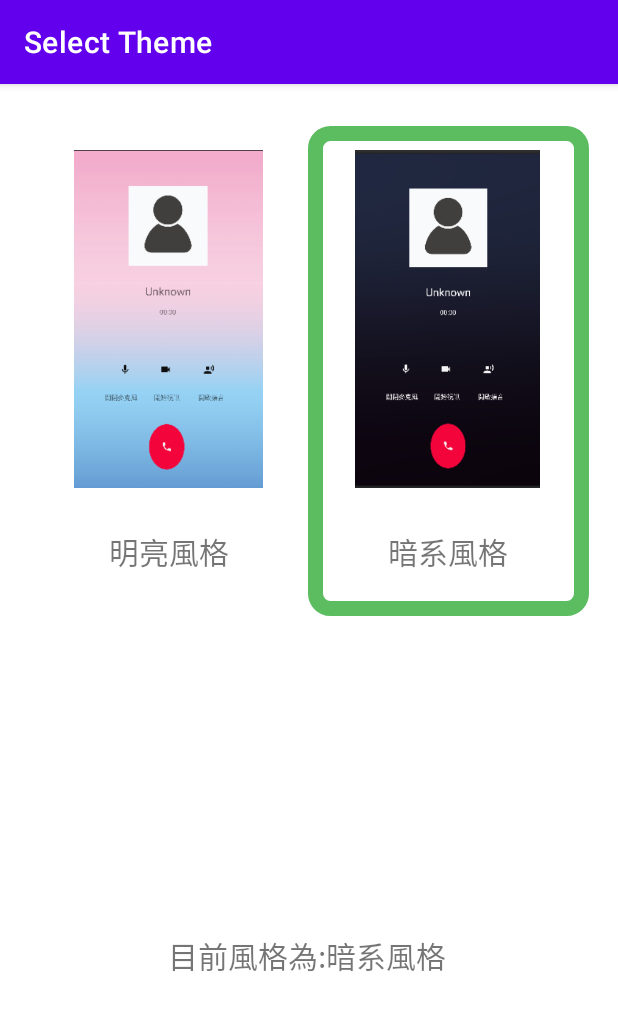
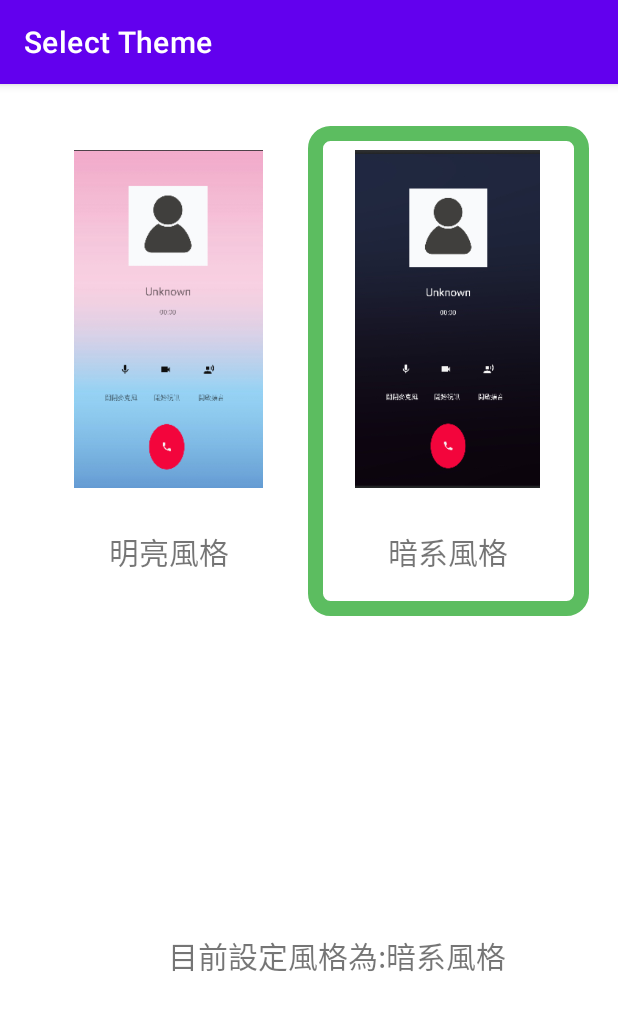
Before and after one commit to JamesTsao15/Fake_call_app, an Android app: the Theme_Activity screen opened directly, with no data from a screen before it, after a tap on "暗系風格", on a phone screen of 412 x 824 dp. Shown: the top 1011 px of the screen. Run offline under Robolectric (Android 15) with nearby library versions, the phone set to English and light mode, and no system bars; 1 other tap on this screen came first.

Commit message:
更新至選擇Caller(未顯示圖片及名稱)

```diff
--- a/app/src/main/java/com/example/fake_call2/MainActivity.kt
+++ b/app/src/main/java/com/example/fake_call2/MainActivity.kt
@@ -50,7 +50,10 @@ class MainActivity : AppCompatActivity() {
                     val caller_theme_intent=Intent(this,Theme_Activity::class.java)
                     startActivity(caller_theme_intent)
                 }
-                3->Log.e("JAMES","來電顯示照片")
+                3->{
+                    val choose_caller_intent=Intent(this,Choose_Caller_Activity::class.java)
+                    startActivity(choose_caller_intent)
+                }
                 4->Log.e("JAMES","來電聲音")
                 5->Log.e("JAMES","來電鈴聲")
             }
--- a/app/src/main/java/com/example/fake_call2/Theme_Activity.kt
+++ b/app/src/main/java/com/example/fake_call2/Theme_Activity.kt
@@ -1,6 +1,7 @@
 package com.example.fake_call2
 
 import android.annotation.SuppressLint
+import android.content.SharedPreferences
 import androidx.appcompat.app.AppCompatActivity
 import android.os.Bundle
 import android.util.Log
@@ -13,6 +14,8 @@ class Theme_Activity : AppCompatActivity() {
     override fun onCreate(savedInstanceState: Bundle?) {
         super.onCreate(savedInstanceState)
         setContentView(R.layout.activity_theme)
+        val sharedPreferences: SharedPreferences =
+            getSharedPreferences("caller_information", MODE_PRIVATE)
         gridView_theme_pick=findViewById(R.id.gridView_theme_style)
         tv_styleselsct=findViewById(R.id.textView_style_selected)
         val setting_title_array= arrayOf<String>("明亮風格","暗系風格")
@@ -24,12 +27,35 @@ class Theme_Activity : AppCompatActivity() {
             theme_item.add(Item(icon,setting_title))
         }
         gridView_theme_pick.adapter= MyAdapter(this,theme_item,R.layout.custom_theme_gridview)
-        gridView_theme_pick.setOnItemClickListener { adapterView, view, position, l ->
-            when(position){
-               0->tv_styleselsct.text="目前風格為:明亮風格"
-               1->tv_styleselsct.text="目前風格為:暗系風格"
-            }
+        val isDarkTheme:Boolean=sharedPreferences.getBoolean("isDarkTheme",false)
+        if(isDarkTheme==true){
+            tv_styleselsct.text="目前設定風格為:暗系風格"
+        }
+        else{
+            tv_styleselsct.text="目前設定風格為:明亮風格"
         }
 
     }
+
+    override fun onResume() {
+        super.onResume()
+        val sharedPreferences: SharedPreferences =
+            getSharedPreferences("caller_information", MODE_PRIVATE)
+        val editor: SharedPreferences.Editor=sharedPreferences.edit()
+        gridView_theme_pick.setOnItemClickListener { adapterView, view, position, l ->
+            when(position){
+                0->{
+                    editor.putBoolean("isDarkTheme",false)
+                    tv_styleselsct.text="目前設定風格為:明亮風格"
+                    editor.apply()
+                }
+                1->{
+                    editor.putBoolean("isDarkTheme",true)
+                    tv_styleselsct.text="目前設定風格為:暗系風格"
+                    editor.apply()
+                }
+
+            }
+        }
+    }
 }
--- /dev/null
+++ b/app/src/main/res/drawable/ic_baseline_navigate_before_24.xml
@@ -0,0 +1,5 @@
+<vector android:autoMirrored="true" android:height="24dp"
+    android:tint="#1A1A1A" android:viewportHeight="24"
+    android:viewportWidth="24" android:width="24dp" xmlns:android="http://schemas.android.com/apk/res/android">
+    <path android:fillColor="@android:color/white" android:pathData="M15.41,7.41L14,6l-6,6 6,6 1.41,-1.41L10.83,12z"/>
+</vector>
--- /dev/null
+++ b/app/src/main/res/drawable/ic_baseline_navigate_next_24.xml
@@ -0,0 +1,5 @@
+<vector android:autoMirrored="true" android:height="24dp"
+    android:tint="#1A1A1A" android:viewportHeight="24"
+    android:viewportWidth="24" android:width="24dp" xmlns:android="http://schemas.android.com/apk/res/android">
+    <path android:fillColor="@android:color/white" android:pathData="M10,6L8.59,7.41 13.17,12l-4.58,4.59L10,18l6,-6z"/>
+</vector>
```
Also changed, not shown: app/src/main/AndroidManifest.xml (+5 -2 lines), app/src/main/java/com/example/fake_call2/Choose_Caller_Activity.kt (added, +49 -0 lines), app/src/main/res/layout/activity_choose_caller.xml (added, +70 -0 lines).
